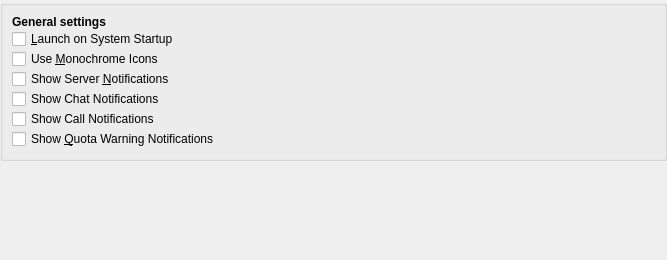
This is src/gui/generalsettings.ui in nextcloud/desktop as Qt 5 draws it before an edit. The edited form follows.
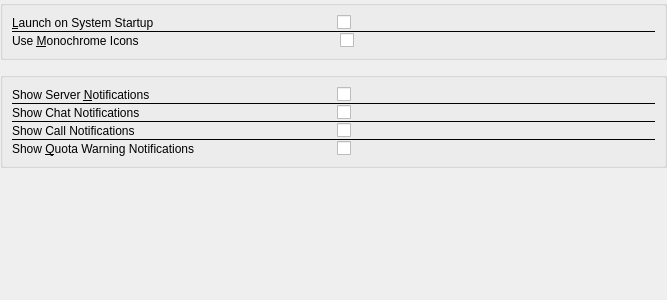
This is the edited form. Custom widgets are drawn as their Qt base class.

The edit to the form file:
```diff
--- a/src/gui/generalsettings.ui
+++ b/src/gui/generalsettings.ui
@@ -7,13 +7,13 @@
     <x>0</x>
     <y>0</y>
     <width>667</width>
-    <height>260</height>
+    <height>300</height>
    </rect>
   </property>
   <property name="windowTitle">
    <string notr="true">Form</string>
   </property>
-  <layout class="QGridLayout" name="gridLayout">
+  <layout class="QVBoxLayout" name="pageLayout">
    <property name="leftMargin">
     <number>0</number>
    </property>
@@ -29,7 +29,7 @@
    <property name="spacing">
     <number>12</number>
    </property>
-   <item row="0" column="0">
+   <item>
     <widget class="QGroupBox" name="generalGroupBox">
      <property name="title">
       <string/>
@@ -39,66 +39,223 @@
        <number>0</number>
       </property>
       <item>
-       <widget class="QLabel" name="generalGroupBoxTitle">
-        <property name="font">
-         <font>
-          <bold>true</bold>
-         </font>
+       <layout class="QHBoxLayout" name="autostartRow">
+        <item>
+         <widget class="QLabel" name="autostartLabel">
+          <property name="text">
+           <string>&amp;Launch on System Startup</string>
+          </property>
+          <property name="buddy">
+           <cstring>autostartCheckBox</cstring>
+          </property>
+         </widget>
+        </item>
+        <item>
+         <spacer name="autostartSpacer">
+          <property name="orientation">
+           <enum>Qt::Orientation::Horizontal</enum>
+          </property>
+         </spacer>
+        </item>
+        <item>
+         <widget class="OCC::SettingsSwitch" name="autostartCheckBox"/>
+        </item>
+       </layout>
+      </item>
+      <item>
+       <widget class="QFrame" name="startupSeparator">
+        <property name="frameShape">
+         <enum>QFrame::Shape::HLine</enum>
         </property>
-        <property name="text">
-         <string>General settings</string>
+        <property name="frameShadow">
+         <enum>QFrame::Shadow::Plain</enum>
         </property>
        </widget>
       </item>
       <item>
-       <widget class="QCheckBox" name="autostartCheckBox">
-        <property name="text">
-         <string>&amp;Launch on System Startup</string>
-        </property>
+       <widget class="QWidget" name="monoIconsRowWidget" native="true">
+        <layout class="QHBoxLayout" name="monoIconsRow">
+         <property name="leftMargin">
+          <number>0</number>
+         </property>
+         <property name="topMargin">
+          <number>0</number>
+         </property>
+         <property name="rightMargin">
+          <number>0</number>
+         </property>
+         <property name="bottomMargin">
+          <number>0</number>
+         </property>
+         <item>
+          <widget class="QLabel" name="monoIconsLabel">
+           <property name="text">
+            <string>Use &amp;Monochrome Icons</string>
+           </property>
+           <property name="buddy">
+            <cstring>monoIconsCheckBox</cstring>
+           </property>
+          </widget>
+         </item>
+         <item>
+          <spacer name="monoIconsSpacer">
+           <property name="orientation">
+            <enum>Qt::Orientation::Horizontal</enum>
+           </property>
+          </spacer>
+         </item>
+         <item>
+          <widget class="OCC::SettingsSwitch" name="monoIconsCheckBox">
+           <property name="toolTip">
+            <string>For System Tray</string>
+           </property>
+          </widget>
+         </item>
+        </layout>
        </widget>
       </item>
+     </layout>
+    </widget>
+   </item>
+   <item>
+    <widget class="QGroupBox" name="notificationsGroupBox">
+     <property name="title">
+      <string/>
+     </property>
+     <layout class="QVBoxLayout" name="notificationsSettingsLayout">
+      <property name="spacing">
+       <number>0</number>
+      </property>
       <item>
-       <widget class="QCheckBox" name="monoIconsCheckBox">
-        <property name="toolTip">
-         <string>For System Tray</string>
+       <layout class="QHBoxLayout" name="serverNotificationsRow">
+        <item>
+         <widget class="QLabel" name="serverNotificationsLabel">
+          <property name="text">
+           <string>Show Server &amp;Notifications</string>
+          </property>
+          <property name="buddy">
+           <cstring>serverNotificationsCheckBox</cstring>
+          </property>
+         </widget>
+        </item>
+        <item>
+         <spacer name="serverNotificationsSpacer">
+          <property name="orientation">
+           <enum>Qt::Orientation::Horizontal</enum>
+          </property>
+         </spacer>
+        </item>
+        <item>
+         <widget class="OCC::SettingsSwitch" name="serverNotificationsCheckBox"/>
+        </item>
+       </layout>
+      </item>
+      <item>
+       <widget class="QFrame" name="serverNotificationsSeparator">
+        <property name="frameShape">
+         <enum>QFrame::Shape::HLine</enum>
         </property>
-        <property name="text">
-         <string>Use &amp;Monochrome Icons</string>
+        <property name="frameShadow">
+         <enum>QFrame::Shadow::Plain</enum>
         </property>
        </widget>
       </item>
       <item>
-       <widget class="QCheckBox" name="serverNotificationsCheckBox">
-        <property name="text">
-         <string>Show Server &amp;Notifications</string>
-        </property>
-       </widget>
+       <layout class="QHBoxLayout" name="chatNotificationsRow">
+        <item>
+         <widget class="QLabel" name="chatNotificationsLabel">
+          <property name="text">
+           <string>Show Chat Notifications</string>
+          </property>
+          <property name="buddy">
+           <cstring>chatNotificationsCheckBox</cstring>
+          </property>
+         </widget>
+        </item>
+        <item>
+         <spacer name="chatNotificationsSpacer">
+          <property name="orientation">
+           <enum>Qt::Orientation::Horizontal</enum>
+          </property>
+         </spacer>
+        </item>
+        <item>
+         <widget class="OCC::SettingsSwitch" name="chatNotificationsCheckBox"/>
+        </item>
+       </layout>
       </item>
       <item>
-       <widget class="QCheckBox" name="chatNotificationsCheckBox">
-        <property name="text">
-         <string>Show Chat Notifications</string>
+       <widget class="QFrame" name="chatNotificationsSeparator">
+        <property name="frameShape">
+         <enum>QFrame::Shape::HLine</enum>
         </property>
+        <property name="frameShadow">
+         <enum>QFrame::Shadow::Plain</enum>
+        </property>
        </widget>
       </item>
       <item>
-       <widget class="QCheckBox" name="callNotificationsCheckBox">
-        <property name="text">
-         <string>Show Call Notifications</string>
-        </property>
-       </widget>
+       <layout class="QHBoxLayout" name="callNotificationsRow">
+        <item>
+         <widget class="QLabel" name="callNotificationsLabel">
+          <property name="text">
+           <string>Show Call Notifications</string>
+          </property>
+          <property name="buddy">
+           <cstring>callNotificationsCheckBox</cstring>
+          </property>
+         </widget>
+        </item>
+        <item>
+         <spacer name="callNotificationsSpacer">
+          <property name="orientation">
+           <enum>Qt::Orientation::Horizontal</enum>
+          </property>
+         </spacer>
+        </item>
+        <item>
+         <widget class="OCC::SettingsSwitch" name="callNotificationsCheckBox"/>
+        </item>
+       </layout>
       </item>
       <item>
-       <widget class="QCheckBox" name="quotaWarningNotificationsCheckBox">
-        <property name="text">
-         <string>Show &amp;Quota Warning Notifications</string>
+       <widget class="QFrame" name="callNotificationsSeparator">
+        <property name="frameShape">
+         <enum>QFrame::Shape::HLine</enum>
         </property>
+        <property name="frameShadow">
+         <enum>QFrame::Shadow::Plain</enum>
+        </property>
        </widget>
       </item>
+      <item>
+       <layout class="QHBoxLayout" name="quotaWarningNotificationsRow">
+        <item>
+         <widget class="QLabel" name="quotaWarningNotificationsLabel">
+          <property name="text">
+           <string>Show &amp;Quota Warning Notifications</string>
+          </property>
+          <property name="buddy">
+           <cstring>quotaWarningNotificationsCheckBox</cstring>
+          </property>
+         </widget>
+        </item>
+        <item>
+         <spacer name="quotaWarningNotificationsSpacer">
+          <property name="orientation">
+           <enum>Qt::Orientation::Horizontal</enum>
+          </property>
+         </spacer>
+        </item>
+        <item>
+         <widget class="OCC::SettingsSwitch" name="quotaWarningNotificationsCheckBox"/>
+        </item>
+       </layout>
+      </item>
      </layout>
     </widget>
    </item>
-   <item row="1" column="0">
+   <item>
     <spacer name="verticalSpacer">
      <property name="orientation">
       <enum>Qt::Orientation::Vertical</enum>
@@ -116,6 +273,13 @@
    </item>
   </layout>
  </widget>
+ <customwidgets>
+  <customwidget>
+   <class>OCC::SettingsSwitch</class>
+   <extends>QCheckBox</extends>
+   <header>settingsswitch.h</header>
+  </customwidget>
+ </customwidgets>
  <tabstops>
   <tabstop>autostartCheckBox</tabstop>
   <tabstop>monoIconsCheckBox</tabstop>
```
